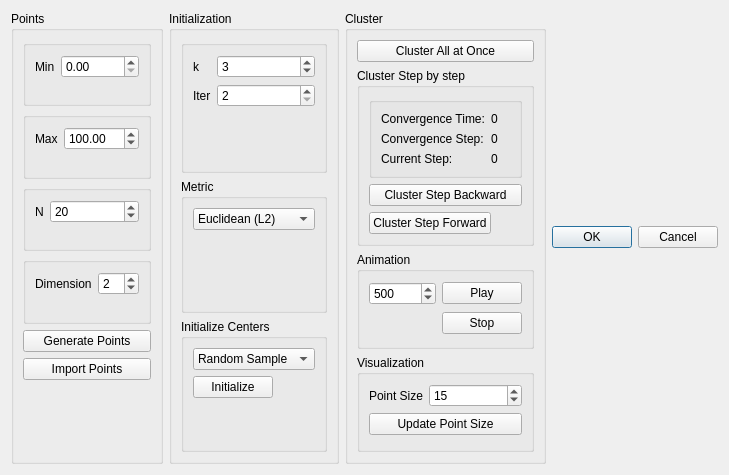
Before: the Qt Designer form KMeansDialog.ui in denizkavzak/Interactive-KMeans-QT, drawn with Qt 5.
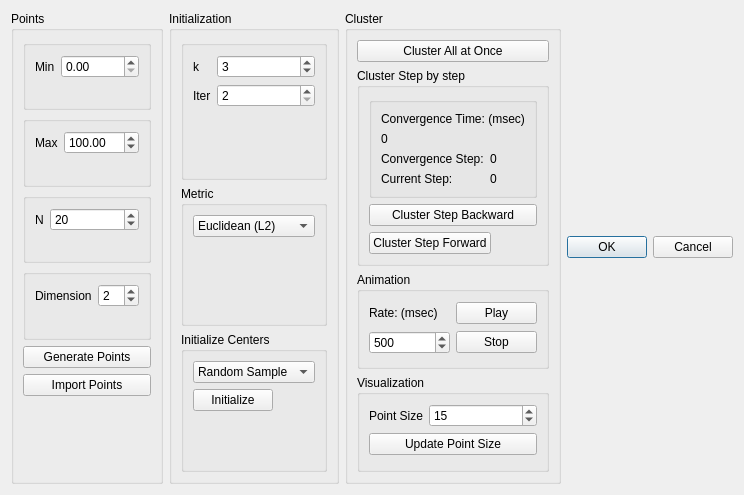
After: the same form once the commit is applied.

Commit message:
Msec is added in ui next to animation rate and convergence time
in ui, the information that the metric is msec is added into the
labels for the animation rate change spin box and convergence
time label that is used to show the time measurement in convergence.

Diff of the .ui file:
```diff
--- a/KMeansDialog.ui
+++ b/KMeansDialog.ui
@@ -6,8 +6,8 @@
    <rect>
     <x>0</x>
     <y>0</y>
-    <width>706</width>
-    <height>475</height>
+    <width>714</width>
+    <height>495</height>
    </rect>
   </property>
   <property name="windowTitle">
@@ -311,48 +311,48 @@
             <string/>
            </property>
            <layout class="QFormLayout" name="formLayout_9">
-            <item row="2" column="0">
+            <item row="3" column="0">
              <widget class="QLabel" name="currentStepLabel">
               <property name="text">
                <string>Current Step:</string>
               </property>
              </widget>
             </item>
-            <item row="2" column="1">
+            <item row="3" column="1">
              <widget class="QLabel" name="stepNoLabel">
               <property name="text">
                <string>0</string>
               </property>
              </widget>
             </item>
-            <item row="1" column="0">
+            <item row="2" column="0">
              <widget class="QLabel" name="convergenceLabel">
               <property name="text">
                <string>Convergence Step:</string>
               </property>
              </widget>
             </item>
-            <item row="1" column="1">
+            <item row="2" column="1">
              <widget class="QLabel" name="convergenceStepValueLabel">
               <property name="text">
                <string>0</string>
               </property>
              </widget>
             </item>
-            <item row="0" column="0">
-             <widget class="QLabel" name="convergenceTimeLabel">
-              <property name="text">
-               <string>Convergence Time:</string>
-              </property>
-             </widget>
-            </item>
-            <item row="0" column="1">
+            <item row="1" column="0">
              <widget class="QLabel" name="convergenceTimeValueLabel">
               <property name="text">
                <string>0</string>
               </property>
              </widget>
             </item>
+            <item row="0" column="0" colspan="2">
+             <widget class="QLabel" name="convergenceTimeLabel">
+              <property name="text">
+               <string>Convergence Time: (msec)</string>
+              </property>
+             </widget>
+            </item>
            </layout>
           </widget>
          </item>
@@ -379,30 +379,37 @@
          <string>Animation</string>
         </property>
         <layout class="QGridLayout" name="gridLayout_2">
-         <item row="0" column="0">
-          <widget class="QSpinBox" name="animationSpeedSpinBox">
-           <property name="maximum">
-            <number>100000</number>
-           </property>
-           <property name="value">
-            <number>500</number>
-           </property>
-          </widget>
-         </item>
-         <item row="0" column="1">
+         <item row="1" column="1">
           <widget class="QPushButton" name="playPushButton">
            <property name="text">
             <string>Play</string>
            </property>
           </widget>
          </item>
-         <item row="1" column="1">
+         <item row="2" column="1">
           <widget class="QPushButton" name="stopPushButton">
            <property name="text">
             <string>Stop</string>
            </property>
           </widget>
          </item>
+         <item row="2" column="0">
+          <widget class="QSpinBox" name="animationSpeedSpinBox">
+           <property name="maximum">
+            <number>100000</number>
+           </property>
+           <property name="value">
+            <number>500</number>
+           </property>
+          </widget>
+         </item>
+         <item row="1" column="0">
+          <widget class="QLabel" name="label">
+           <property name="text">
+            <string>Rate: (msec)</string>
+           </property>
+          </widget>
+         </item>
         </layout>
        </widget>
       </item>
```
